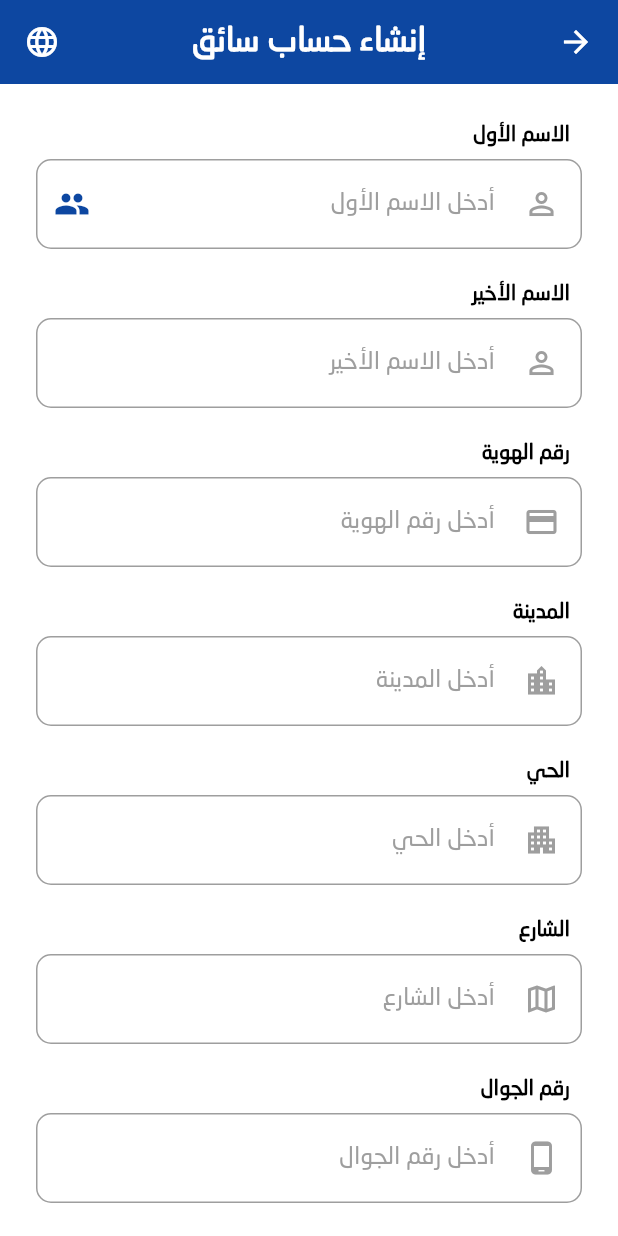
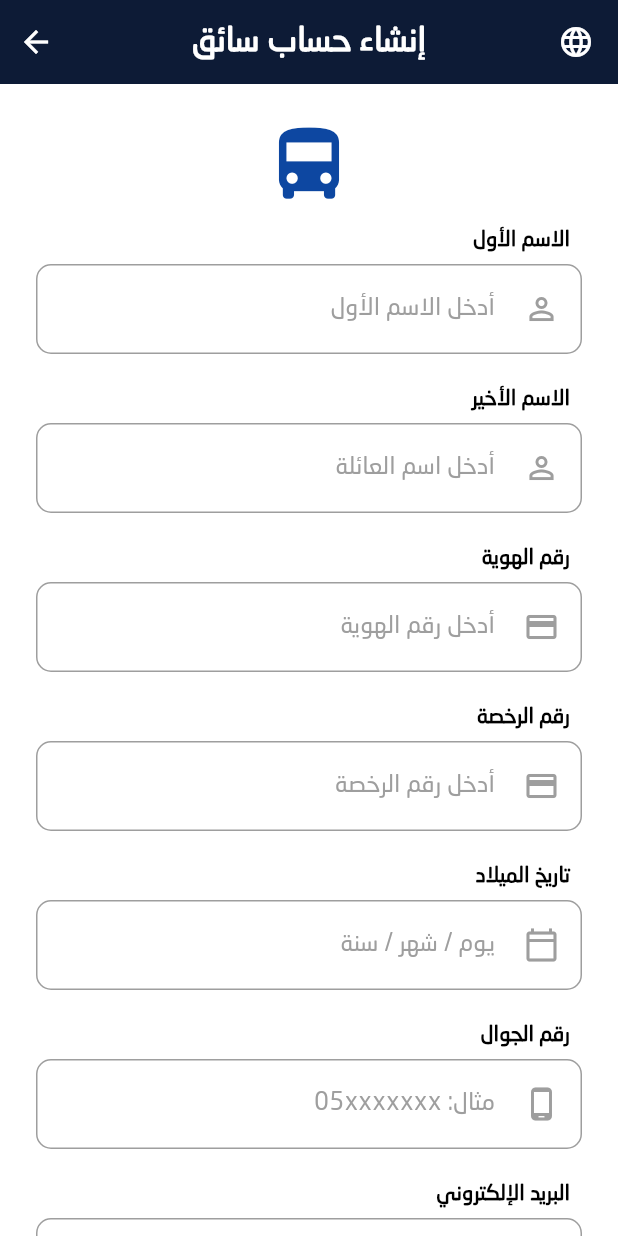
Before and after one commit to Rmujahed10/Hafilaty, a Flutter app: the ChooseRoleScreen screen opened by its route, after a tap on "السائق", on a phone screen of 412 x 824 dp. Run offline on Flutter 3.47's test engine with Material 3 defaults, Android fonts, the phone set to English and light mode, and no system bars; our stand-ins replace cloud_firestore, firebase_auth, firebase_core; accounts and stored records are empty.

Commit message:
DriverRegistration

```diff
--- a/lib/screens/ChooseRoleScreen.dart
+++ b/lib/screens/ChooseRoleScreen.dart
@@ -1,5 +1,7 @@
 import 'package:flutter/material.dart';
-import 'ParentRegistrationScreen.dart'; // We will reuse this screen for all roles for now
+import 'ParentRegistrationScreen.dart';
+import 'DriverRegistrationScreen.dart';
+import 'AdminRegistrationScreen.dart'; // We will reuse this screen for all roles for now
 
 class ChooseRoleScreen extends StatelessWidget {
   const ChooseRoleScreen({super.key});
@@ -10,7 +12,8 @@ class ChooseRoleScreen extends StatelessWidget {
       context,
       MaterialPageRoute(
         // The successRoute should point to your login screen or a welcome screen
-        builder: (context) => ParentRegistrationScreen(roleKey: roleKey, successRoute: '/login'),
+        builder: (context) =>
+            ParentRegistrationScreen(roleKey: roleKey, successRoute: '/login'),
       ),
     );
   }
@@ -75,25 +78,47 @@ class ChooseRoleScreen extends StatelessWidget {
 
                       const SizedBox(height: 40),
 
-                      // ------- Buttons (Role Navigation) -------
+                      // 1. زر السائق
                       _roleButton(
                         title: "السائق",
                         icon: Icons.directions_bus,
-                        onTap: () => _navigateToRegistration(context, 'driver'), // Pass 'driver' role
+                        onTap: () {
+                          // التنقل إلى شاشة تسجيل السائق
+                          Navigator.push(
+                            context,
+                            MaterialPageRoute(
+                              builder: (context) =>
+                                  const DriverRegistrationScreen(),
+                            ),
+                          );
+                        },
                       ),
                       const SizedBox(height: 20),
 
                       _roleButton(
                         title: "ولي الأمر",
                         icon: Icons.family_restroom,
-                        onTap: () => _navigateToRegistration(context, 'parent'), // Pass 'parent' role
+                        onTap: () => _navigateToRegistration(
+                          context,
+                          'parent',
+                        ), // Pass 'parent' role
                       ),
                       const SizedBox(height: 20),
 
+                      // 3. زر المشرف التعليمي
                       _roleButton(
-                        title: "المشرف التعليمي (Admin)",
-                        icon: Icons.person_search,
-                        onTap: () => _navigateToRegistration(context, 'admin'), // Pass 'admin' role
+                        title: "المشرف التعليمي",
+                        icon: Icons.person_pin_outlined,
+                        onTap: () {
+                          // التنقل إلى شاشة تسجيل المشرف التعليمي
+                          Navigator.push(
+                            context,
+                            MaterialPageRoute(
+                              builder: (context) =>
+                                  const SupervisorRegistrationScreen(),
+                            ),
+                          );
+                        },
                       ),
 
                       const Spacer(),
--- /dev/null
+++ b/lib/screens/DriverRegistrationScreen.dart
@@ -0,0 +1,223 @@
+import 'package:flutter/material.dart';
+
+class DriverRegistrationScreen extends StatelessWidget {
+  const DriverRegistrationScreen({super.key});
+
+  // ويدجيت مخصص لتمثيل حقل الإدخال مع التسمية (Label) في الأعلى
+  Widget _buildLabeledTextField({
+    required String labelText,
+    required String hintText,
+    required IconData icon,
+    TextInputType keyboardType = TextInputType.text,
+    bool isPassword = false,
+  }) {
+    return Column(
+      crossAxisAlignment: CrossAxisAlignment.start,
+      children: [
+        // 1. التسمية (الاسم الأول، رقم الهوية، إلخ)
+        Padding(
+          padding: const EdgeInsets.only(right: 8.0, bottom: 6.0),
+          child: Text(
+            labelText,
+            style: const TextStyle(
+              color: Colors.black,
+              fontSize: 14,
+              fontWeight: FontWeight.w600,
+            ),
+          ),
+        ),
+
+        // 2. حقل الإدخال نفسه
+        TextFormField(
+          obscureText: isPassword,
+          keyboardType: keyboardType,
+          textAlign: TextAlign.right,
+          decoration: InputDecoration(
+            hintText: hintText,
+            hintStyle: const TextStyle(color: Colors.grey),
+
+            // **الأيقونة في اليمين (prefixIcon في اتجاه RTL)**
+            prefixIcon: Padding(
+              padding: const EdgeInsets.symmetric(horizontal: 15.0),
+              child: Icon(icon, color: Colors.grey.shade500),
+            ),
+
+            // تم حذف suffixIcon وأيقونة الدور منه
+            border: OutlineInputBorder(
+              borderRadius: BorderRadius.circular(10.0),
+              borderSide: const BorderSide(color: Colors.grey, width: 1.0),
+            ),
+            enabledBorder: OutlineInputBorder(
+              borderRadius: BorderRadius.circular(10.0),
+              borderSide: const BorderSide(color: Colors.grey, width: 1.0),
+            ),
+            focusedBorder: OutlineInputBorder(
+              borderRadius: BorderRadius.circular(10.0),
+              borderSide: const BorderSide(
+                color: Color(0xFF0D47A1),
+                width: 2.0,
+              ),
+            ),
+            contentPadding: const EdgeInsets.symmetric(
+              vertical: 18,
+              horizontal: 15,
+            ),
+          ),
+        ),
+      ],
+    );
+  }
+
+  @override
+  Widget build(BuildContext context) {
+    // تعيين الاتجاه لـ RTL (من اليمين لليسار) للغة العربية
+    return Directionality(
+      textDirection: TextDirection.rtl,
+      child: Scaffold(
+        backgroundColor: Colors.white,
+
+        // **AppBar مع عكس اتجاه الأيقونات (سهم الرجوع يمين، اللغة يسار)**
+        appBar: AppBar(
+          backgroundColor: const Color(0xFF0D1B36),
+          foregroundColor: Colors.white,
+          title: const Text(
+            'إنشاء حساب سائق', // تم تحديث العنوان
+            style: TextStyle(fontWeight: FontWeight.bold),
+          ),
+          centerTitle: true,
+
+          // **Leading (اليسار): أيقونة اللغة**
+          leading: const Padding(
+            padding: EdgeInsets.symmetric(horizontal: 16.0),
+            child: Icon(Icons.language),
+          ),
+
+          // **Actions (اليمين): سهم الرجوع**
+          actions: [
+            IconButton(
+              icon: const Icon(
+                Icons.arrow_forward,
+                color: Colors.white,
+              ), // سهم يشير لليمين (للخلف في RTL)
+              onPressed: () => Navigator.pop(context),
+            ),
+          ],
+        ),
+        body: SingleChildScrollView(
+          padding: const EdgeInsets.all(24.0),
+          child: Column(
+            children: [
+              // **أيقونة الدور (السائق) فوق الحقل الأول**
+              const Icon(
+                Icons.directions_bus, // أيقونة السائق
+                size: 60,
+                color: Color(0xFF0D47A1),
+              ),
+              const SizedBox(height: 10),
+
+              // حقل الاسم الأول
+              _buildLabeledTextField(
+                labelText: 'الاسم الأول',
+                hintText: 'أدخل الاسم الأول',
+                icon: Icons.person_outline,
+              ),
+              const SizedBox(height: 20),
+
+              // حقل الاسم الأخير
+              _buildLabeledTextField(
+                labelText: 'الاسم الأخير',
+                hintText: 'أدخل اسم العائلة',
+                icon: Icons.person_outline,
+              ),
+              const SizedBox(height: 20),
+
+              // حقل رقم الهوية
+              _buildLabeledTextField(
+                labelText: 'رقم الهوية',
+                hintText: 'أدخل رقم الهوية',
+                icon: Icons.credit_card,
+                keyboardType: TextInputType.number,
+              ),
+              const SizedBox(height: 20),
+
+              _buildLabeledTextField(
+                labelText: 'رقم الرخصة',
+                hintText: 'أدخل رقم الرخصة',
+                icon: Icons.credit_card, // أيقونة رخصة
+                keyboardType: TextInputType.number,
+              ),
+              const SizedBox(height: 20),
+
+              // *** حقل تاريخ الميلاد ***
+              _buildLabeledTextField(
+                labelText: 'تاريخ الميلاد',
+                hintText: 'يوم / شهر / سنة',
+                icon: Icons.calendar_today_outlined,
+                keyboardType: TextInputType.datetime,
+              ),
+              const SizedBox(height: 20),
+
+              // حقل رقم الجوال
+              _buildLabeledTextField(
+                labelText: 'رقم الجوال',
+                hintText: 'مثال: 05xxxxxxx',
+                icon: Icons.phone_android_outlined,
+                keyboardType: TextInputType.phone,
+              ),
+              const SizedBox(height: 20),
+
+              // حقل البريد الإلكتروني
+              _buildLabeledTextField(
+                labelText: 'البريد الإلكتروني',
+                hintText: 'example@domain.com',
+                icon: Icons.email_outlined,
+                keyboardType: TextInputType.emailAddress,
+              ),
+              const SizedBox(height: 20),
+
+              // حقل كلمة المرور
+              _buildLabeledTextField(
+                labelText: 'كلمة المرور',
+                hintText: 'كلمة مرور قوية',
+                icon: Icons.lock_outline,
+                isPassword: true,
+              ),
+              const SizedBox(height: 20),
+
+              // *** حقل تأكيد كلمة المرور ***
+              _buildLabeledTextField(
+                labelText: 'تأكيد كلمة المرور',
+                hintText: 'أعد إدخال كلمة المرور',
+                icon: Icons.lock_outline,
+                isPassword: true,
+              ),
+              const SizedBox(height: 30),
+
+              // زر التسجيل
+              ElevatedButton(
+                onPressed: () {
+                  // منطق التسجيل
+                },
+                style: ElevatedButton.styleFrom(
+                  backgroundColor: const Color(0xFF8BAA3C),
+                  minimumSize: const Size(double.infinity, 50),
+                  shape: RoundedRectangleBorder(
+                    borderRadius: BorderRadius.circular(10),
+                  ),
+                ),
+                child: const Text(
+                  'تسجيل الآن',
+                  style: TextStyle(
+                    fontSize: 18,
+                    color: Colors.white,
+                    fontWeight: FontWeight.bold,
+                  ),
+                ),
+              ),
+            ],
+          ),
+        ),
+      ),
+    );
+  }
+}
```
Also changed, not shown: lib/screens/AdminRegistrationScreen.dart (added, +222 -0 lines).
